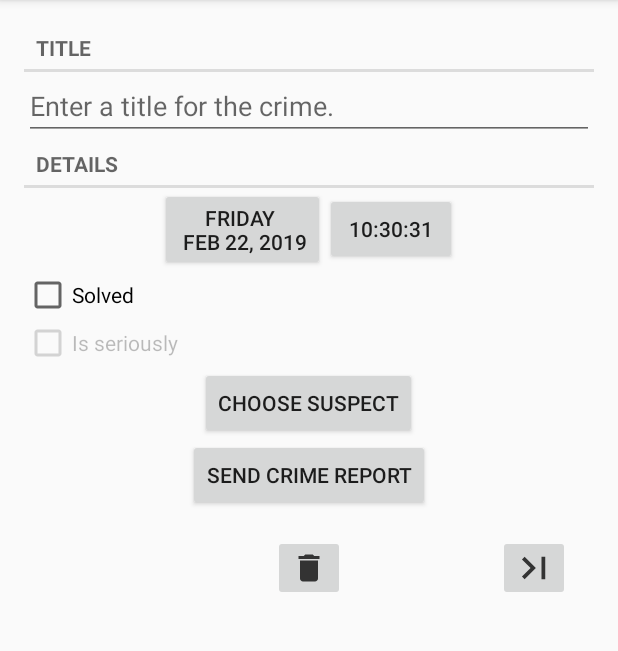
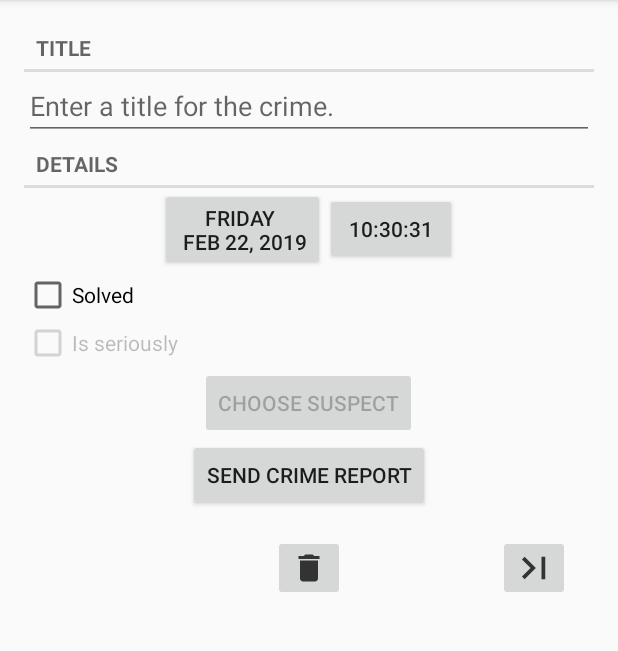
Before and after one commit to farvater11/CriminalIntent, an Android app: the fragment CrimeFragment placed in its activity, after a tap on "SEND CRIME REPORT", on a phone screen of 412 x 824 dp, the part 84-735 px from its top. Run offline under Robolectric (Android 15) with nearby library versions, the phone set to English and light mode, and no system bars; 5 statements that could not run were skipped.

Commit message:
chapter 15. future 1

```diff
--- a/app/src/main/java/com/example/farvater/criminalintent/CrimeFragment.java
+++ b/app/src/main/java/com/example/farvater/criminalintent/CrimeFragment.java
@@ -2,6 +2,7 @@ package com.example.farvater.criminalintent;
 
 import android.app.Activity;
 import android.content.Intent;
+import android.content.pm.PackageManager;
 import android.database.Cursor;
 import android.net.Uri;
 import android.os.Bundle;
@@ -11,6 +12,7 @@ import android.support.annotation.Nullable;
 import android.support.v4.app.DialogFragment;
 import android.support.v4.app.Fragment;
 import android.support.v4.app.FragmentManager;
+import android.support.v4.app.ShareCompat;
 import android.text.Editable;
 import android.text.TextWatcher;
 import android.text.format.DateFormat;
@@ -55,6 +57,8 @@ public class CrimeFragment extends Fragment implements View.OnClickListener {
     private ImageButton mDellCrimeButton;
     private Button mReportButton;
     private Button mSuspectButton;
+    private Intent pickContact;
+
 
 
     public static CrimeFragment newInstance(UUID uuid, int position){
@@ -141,13 +145,14 @@ public class CrimeFragment extends Fragment implements View.OnClickListener {
     }
 
 
-    final Intent pickContact = new Intent(Intent.ACTION_PICK, ContactsContract.Contacts.CONTENT_URI);
 
     @Nullable
     @Override
     public View onCreateView(@NonNull LayoutInflater inflater, @Nullable ViewGroup container,
                              @Nullable Bundle savedInstanceState) {
         View v = inflater.inflate(R.layout.fragmen_crime, container, false);
+
+        pickContact = new Intent(Intent.ACTION_PICK, ContactsContract.Contacts.CONTENT_URI);
 
         mTitleField = (EditText) v.findViewById(R.id.crime_title);
         mSolvedCheckBox = (CheckBox) v.findViewById(R.id.crime_solved);
@@ -212,6 +217,13 @@ public class CrimeFragment extends Fragment implements View.OnClickListener {
                 mCrime.setSolved(isChecked);
             }
         });
+
+        PackageManager packageManager = getActivity().getPackageManager();
+        if(packageManager.resolveActivity(pickContact,PackageManager.MATCH_DEFAULT_ONLY) == null)
+            mSuspectButton.setEnabled(false);
+
+
+
         return v;
     }
 
@@ -239,12 +251,20 @@ public class CrimeFragment extends Fragment implements View.OnClickListener {
                 getActivity().finish();
                 break;
             case R.id.crime_report:
-                Intent intent1 = new Intent(Intent.ACTION_SEND);
+                /*Intent intent1 = new Intent(Intent.ACTION_SEND);
                 intent1.setType("text/plain");
                 intent1.putExtra(Intent.EXTRA_TEXT, getCrimeReport());
                 intent1.putExtra(Intent.EXTRA_SUBJECT, getString(R.string.crime_report_subject));
                 intent1 = Intent.createChooser(intent1, getString(R.string.send_report));
-                startActivity(intent1);
+                startActivity(intent1);*/
+
+                ShareCompat.IntentBuilder.from(getActivity())
+                .setType("text/plain")
+                .setText(getCrimeReport())
+                .setSubject(getString(R.string.crime_report_subject))
+                .setChooserTitle(R.string.send_report)
+                .startChooser();
+
                 break;
             case R.id.crime_suspect:
                 startActivityForResult(pickContact, REQUEST_CONTACT);
```
